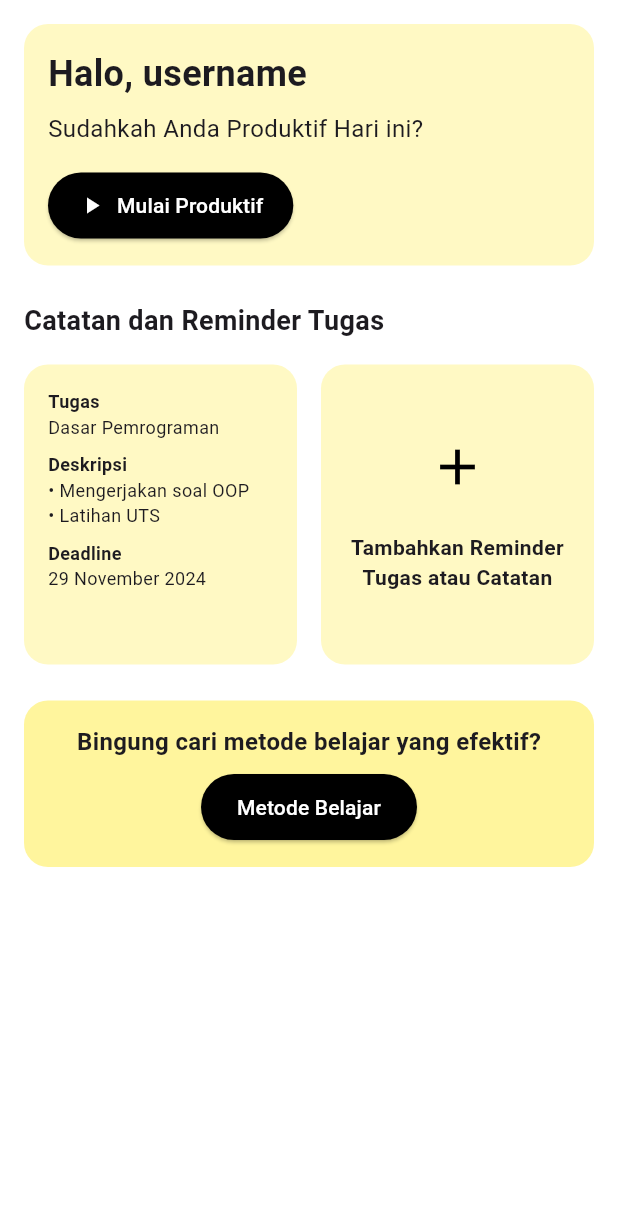
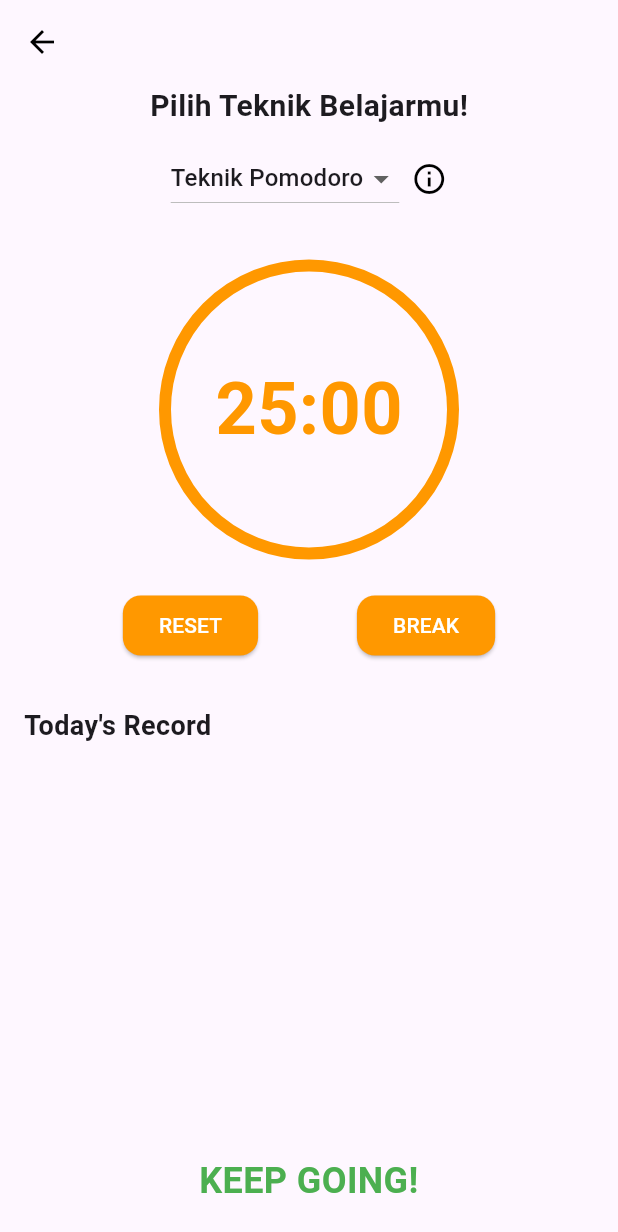
Before and after one commit to denjear/productivemate, a Flutter app: the screen it shows after launch, after a tap on "Mulai Produktif", on a phone screen of 412 x 824 dp. Shown: the top 1232 px of the screen. Run offline on Flutter 3.47's test engine with Material 3 defaults, Android fonts, the phone set to English and light mode, and no system bars.

Commit message:
add timer feature

```diff
--- a/lib/pages/homepage.dart
+++ b/lib/pages/homepage.dart
@@ -1,6 +1,7 @@
 import 'package:flutter/material.dart';
 import 'learning_methods_page.dart'; // Tambahkan import untuk halaman metode belajar
 import 'task_list_page.dart'; // Tambahkan import untuk halaman metode belajar
+import 'timer_page.dart';
 
 void main() {
   runApp(ProductivityApp());
@@ -55,7 +56,13 @@ class ProductivityHomePage extends StatelessWidget {
                     ),
                     const SizedBox(height: 16),
                     ElevatedButton.icon(
-                      onPressed: () {},
+                      onPressed: () {
+                        // Navigate to the PomodoroTimer page
+                        Navigator.push(
+                          context,
+                          MaterialPageRoute(builder: (context) => TimerPage()),
+                        );
+                      },
                       icon: const Icon(Icons.play_arrow),
                       label: const Text("Mulai Produktif"),
                       style: ElevatedButton.styleFrom(
--- /dev/null
+++ b/lib/pages/timer_page.dart
@@ -0,0 +1,197 @@
+import 'package:flutter/material.dart';
+import 'dart:async';
+
+class TimerPage extends StatefulWidget {
+  @override
+  _TimerPageState createState() => _TimerPageState();
+}
+
+class _TimerPageState extends State<TimerPage> {
+  int remainingTime = 1500; // 25 minutes in seconds
+  Timer? timer;
+  bool isRunning = false;
+  bool isBreak = false;
+  List<String> sessionRecords = [];
+
+  void startOrPauseTimer() {
+    if (isRunning) {
+      // Pause Timer
+      timer?.cancel();
+      setState(() {
+        isRunning = false;
+      });
+    } else {
+      // Start Timer
+      setState(() {
+        isRunning = true;
+      });
+      timer = Timer.periodic(Duration(seconds: 1), (timer) {
+        setState(() {
+          if (remainingTime > 0) {
+            remainingTime--;
+          } else {
+            timer.cancel();
+            isRunning = false;
+            String sessionType = isBreak ? "Break" : "Session";
+            sessionRecords.add(
+                "$sessionType ${(remainingTime ~/ 60).toString().padLeft(2, '0')}:${(remainingTime % 60).toString().padLeft(2, '0')}");
+            isBreak = !isBreak;
+            remainingTime = isBreak ? 300 : 1500; // Switch break or session
+          }
+        });
+      });
+    }
+  }
+
+  void resetTimer() {
+    if (timer != null) timer!.cancel();
+    setState(() {
+      remainingTime = 1500; // Reset to 25 minutes
+      isRunning = false;
+    });
+  }
+
+  void startBreak() {
+    if (timer != null) timer!.cancel();
+    setState(() {
+      remainingTime = 300; // 5 minutes in seconds
+      isRunning = false;
+      isBreak = true;
+    });
+  }
+
+  @override
+  Widget build(BuildContext context) {
+    return Scaffold(
+      appBar: AppBar(
+        backgroundColor: Colors.transparent,
+        elevation: 0,
+        leading: IconButton(
+          icon: Icon(Icons.arrow_back, color: Colors.black),
+          onPressed: () {
+            Navigator.pop(context);
+          },
+        ),
+      ),
+      body: Padding(
+        padding: const EdgeInsets.symmetric(horizontal: 16.0),
+        child: Column(
+          children: [
+            Text(
+              "Pilih Teknik Belajarmu!",
+              style: TextStyle(
+                fontSize: 20,
+                fontWeight: FontWeight.bold,
+              ),
+            ),
+            SizedBox(height: 10),
+            Row(
+              mainAxisAlignment: MainAxisAlignment.center,
+              children: [
+                DropdownButton<String>(
+                  value: "Teknik Pomodoro",
+                  items: [
+                    DropdownMenuItem(
+                      value: "Teknik Pomodoro",
+                      child: Text("Teknik Pomodoro"),
+                    ),
+                  ],
+                  onChanged: (value) {},
+                  dropdownColor: Colors.yellow[100],
+                ),
+                SizedBox(width: 8),
+                Icon(Icons.info_outline, color: Colors.black),
+              ],
+            ),
+            SizedBox(height: 30),
+            GestureDetector(
+              onTap: startOrPauseTimer,
+              child: Container(
+                width: 200,
+                height: 200,
+                decoration: BoxDecoration(
+                  shape: BoxShape.circle,
+                  border: Border.all(color: Colors.orange, width: 8),
+                ),
+                child: Center(
+                  child: Text(
+                    "${(remainingTime ~/ 60).toString().padLeft(2, '0')}:${(remainingTime % 60).toString().padLeft(2, '0')}",
+                    style: TextStyle(
+                      fontSize: 48,
+                      fontWeight: FontWeight.bold,
+                      color: Colors.orange,
+                    ),
+                  ),
+                ),
+              ),
+            ),
+            SizedBox(height: 20),
+            Row(
+              mainAxisAlignment: MainAxisAlignment.spaceEvenly,
+              children: [
+                ElevatedButton(
+                  style: ElevatedButton.styleFrom(
+                    backgroundColor: Colors.orange,
+                    shape: RoundedRectangleBorder(
+                        borderRadius: BorderRadius.circular(12)),
+                  ),
+                  onPressed: resetTimer,
+                  child: Text("RESET", style: TextStyle(color: Colors.white)),
+                ),
+                ElevatedButton(
+                  style: ElevatedButton.styleFrom(
+                    backgroundColor: Colors.orange,
+                    shape: RoundedRectangleBorder(
+                        borderRadius: BorderRadius.circular(12)),
+                  ),
+                  onPressed: startBreak,
+                  child: Text("BREAK", style: TextStyle(color: Colors.white)),
+                ),
+              ],
+            ),
+            SizedBox(height: 30),
+            Align(
+              alignment: Alignment.centerLeft,
+              child: Text(
+                "Today's Record",
+                style: TextStyle(
+                  fontSize: 18,
+                  fontWeight: FontWeight.bold,
+                ),
+              ),
+            ),
+            ...sessionRecords.map((record) => Padding(
+                  padding: const EdgeInsets.only(top: 8.0),
+                  child: Align(
+                    alignment: Alignment.centerLeft,
+                    child: Text(
+                      record,
+                      style: TextStyle(fontSize: 16),
+                    ),
+                  ),
+                )),
+            Spacer(),
+            Padding(
+              padding: const EdgeInsets.only(bottom: 20.0),
+              child: Text(
+                "KEEP GOING!",
+                style: TextStyle(
+                  fontSize: 24,
+                  fontWeight: FontWeight.bold,
+                  color: Colors.green,
+                ),
+                textAlign: TextAlign.center,
+              ),
+            ),
+          ],
+        ),
+      ),
+    );
+  }
+
+  @override
+  void dispose() {
+    if (timer != null) timer!.cancel();
+    super.dispose();
+  }
+}
```
